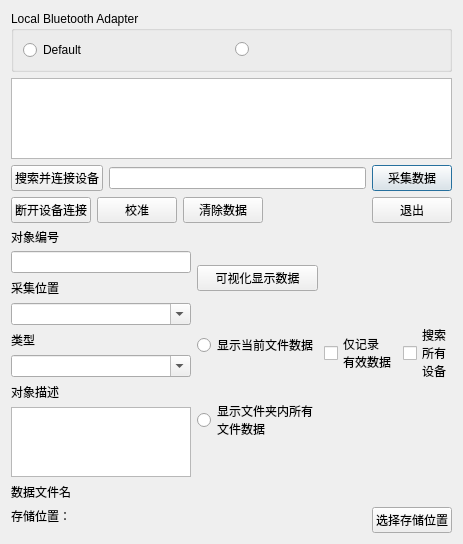
Old version of the form chat.ui in the repository curious-heart/pc_ble_chat.
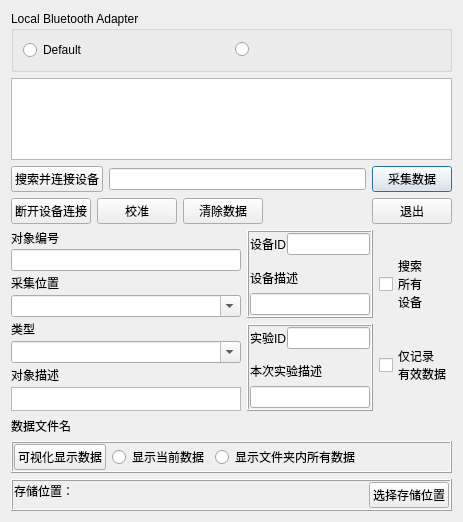
New version of the form.

```diff
--- a/chat.ui
+++ b/chat.ui
@@ -7,15 +7,15 @@
     <x>0</x>
     <y>0</y>
     <width>463</width>
-    <height>544</height>
+    <height>522</height>
    </rect>
   </property>
   <property name="windowTitle">
    <string>Bluetooth Chat</string>
   </property>
-  <layout class="QGridLayout" name="gridLayout">
-   <item row="0" column="0">
-    <layout class="QVBoxLayout" name="verticalLayout_4" stretch="15,3,1,1,1,1">
+  <layout class="QVBoxLayout" name="verticalLayout_6">
+   <item>
+    <layout class="QVBoxLayout" name="verticalLayout_4" stretch="0,0,0,0,0,0,0">
      <item>
       <layout class="QVBoxLayout" name="verticalLayout_2">
        <item>
@@ -50,6 +50,12 @@
        </item>
        <item>
         <widget class="QTextEdit" name="chat">
+         <property name="maximumSize">
+          <size>
+           <width>16777215</width>
+           <height>206</height>
+          </size>
+         </property>
          <property name="focusPolicy">
           <enum>Qt::NoFocus</enum>
          </property>
@@ -136,11 +142,20 @@
       </layout>
      </item>
      <item>
-      <layout class="QHBoxLayout" name="horizontalLayout_8">
+      <layout class="QHBoxLayout" name="horizontalLayout_8" stretch="0,0,0">
        <item>
-        <layout class="QVBoxLayout" name="verticalLayout_5">
+        <layout class="QVBoxLayout" name="verticalLayout_5" stretch="0,0,0,0,0,0,0,0">
+         <property name="spacing">
+          <number>3</number>
+         </property>
          <item>
           <widget class="QLabel" name="number_label">
+           <property name="sizePolicy">
+            <sizepolicy hsizetype="Preferred" vsizetype="Fixed">
+             <horstretch>0</horstretch>
+             <verstretch>0</verstretch>
+            </sizepolicy>
+           </property>
            <property name="minimumSize">
             <size>
              <width>0</width>
@@ -153,10 +168,23 @@
           </widget>
          </item>
          <item>
-          <widget class="QLineEdit" name="numberTextEdit"/>
+          <widget class="QLineEdit" name="numberTextEdit">
+           <property name="sizePolicy">
+            <sizepolicy hsizetype="Preferred" vsizetype="Fixed">
+             <horstretch>0</horstretch>
+             <verstretch>0</verstretch>
+            </sizepolicy>
+           </property>
+          </widget>
          </item>
          <item>
           <widget class="QLabel" name="posLabel">
+           <property name="sizePolicy">
+            <sizepolicy hsizetype="Preferred" vsizetype="Fixed">
+             <horstretch>0</horstretch>
+             <verstretch>0</verstretch>
+            </sizepolicy>
+           </property>
            <property name="text">
             <string>采集位置</string>
            </property>
@@ -171,6 +199,12 @@
          </item>
          <item>
           <widget class="QLabel" name="skinTypeLabel">
+           <property name="sizePolicy">
+            <sizepolicy hsizetype="Preferred" vsizetype="Fixed">
+             <horstretch>0</horstretch>
+             <verstretch>0</verstretch>
+            </sizepolicy>
+           </property>
            <property name="text">
             <string>类型</string>
            </property>
@@ -185,52 +219,143 @@
          </item>
          <item>
           <widget class="QLabel" name="objDescLabel">
+           <property name="sizePolicy">
+            <sizepolicy hsizetype="Preferred" vsizetype="Fixed">
+             <horstretch>0</horstretch>
+             <verstretch>0</verstretch>
+            </sizepolicy>
+           </property>
            <property name="text">
             <string>对象描述</string>
            </property>
           </widget>
          </item>
          <item>
-          <widget class="QTextEdit" name="objDescTextEdit"/>
+          <widget class="QTextEdit" name="objDescTextEdit">
+           <property name="sizePolicy">
+            <sizepolicy hsizetype="Preferred" vsizetype="Preferred">
+             <horstretch>0</horstretch>
+             <verstretch>0</verstretch>
+            </sizepolicy>
+           </property>
+           <property name="maximumSize">
+            <size>
+             <width>16777215</width>
+             <height>24</height>
+            </size>
+           </property>
+          </widget>
          </item>
         </layout>
        </item>
        <item>
-        <layout class="QVBoxLayout" name="verticalLayout_3">
+        <layout class="QVBoxLayout" name="verticalLayout_8" stretch="0,0">
          <item>
-          <widget class="QPushButton" name="fileVisualButton">
+          <widget class="QFrame" name="frame_3">
+           <property name="frameShape">
+            <enum>QFrame::Box</enum>
+           </property>
+           <property name="frameShadow">
+            <enum>QFrame::Raised</enum>
+           </property>
+           <layout class="QVBoxLayout" name="verticalLayout_9">
+            <property name="spacing">
+             <number>1</number>
+            </property>
+            <property name="leftMargin">
+             <number>1</number>
+            </property>
+            <property name="topMargin">
+             <number>1</number>
+            </property>
+            <property name="rightMargin">
+             <number>1</number>
+            </property>
+            <property name="bottomMargin">
+             <number>1</number>
+            </property>
+            <item>
+             <layout class="QFormLayout" name="formLayout">
+              <item row="0" column="1">
+               <widget class="QLineEdit" name="lineEdit_5"/>
+              </item>
+              <item row="0" column="0">
+               <widget class="QLabel" name="label">
            <property name="text">
-            <string>可视化显示数据</string>
+                 <string>设备ID</string>
            </property>
           </widget>
          </item>
+             </layout>
+            </item>
          <item>
-          <widget class="QRadioButton" name="currFileradioButton">
+             <widget class="QLabel" name="label_4">
            <property name="text">
-            <string>显示当前文件数据</string>
+               <string>设备描述</string>
            </property>
           </widget>
          </item>
          <item>
-          <widget class="QRadioButton" name="currFolderradioButton">
+             <widget class="QLineEdit" name="lineEdit_7"/>
+            </item>
+           </layout>
+          </widget>
+         </item>
+         <item>
+          <widget class="QFrame" name="frame_4">
+           <property name="frameShape">
+            <enum>QFrame::Box</enum>
+           </property>
+           <property name="frameShadow">
+            <enum>QFrame::Raised</enum>
+           </property>
+           <layout class="QVBoxLayout" name="verticalLayout_10">
+            <property name="spacing">
+             <number>1</number>
+            </property>
+            <property name="leftMargin">
+             <number>1</number>
+            </property>
+            <property name="topMargin">
+             <number>1</number>
+            </property>
+            <property name="rightMargin">
+             <number>1</number>
+            </property>
+            <property name="bottomMargin">
+             <number>1</number>
+            </property>
+            <item>
+             <layout class="QFormLayout" name="formLayout_2">
+              <item row="0" column="0">
+               <widget class="QLabel" name="label_2">
            <property name="text">
-            <string>显示文件夹内所有
-文件数据</string>
+                 <string>实验ID</string>
            </property>
           </widget>
          </item>
+              <item row="0" column="1">
+               <widget class="QLineEdit" name="lineEdit_6"/>
+              </item>
         </layout>
        </item>
        <item>
-        <layout class="QHBoxLayout" name="horizontalLayout_2">
-         <item>
-          <widget class="QCheckBox" name="onlyValidDatacheckBox">
+             <widget class="QLabel" name="label_3">
            <property name="text">
-            <string>仅记录
-有效数据</string>
+               <string>本次实验描述</string>
            </property>
           </widget>
          </item>
+            <item>
+             <widget class="QLineEdit" name="lineEdit_8"/>
+            </item>
+           </layout>
+          </widget>
+         </item>
+        </layout>
+       </item>
+       <item>
+        <layout class="QVBoxLayout" name="verticalLayout_7">
          <item>
           <widget class="QCheckBox" name="allDevcheckBox">
            <property name="text">
@@ -240,6 +365,14 @@
            </property>
           </widget>
          </item>
+         <item>
+          <widget class="QCheckBox" name="onlyValidDatacheckBox">
+           <property name="text">
+            <string>仅记录
+有效数据</string>
+           </property>
+          </widget>
+         </item>
         </layout>
        </item>
       </layout>
@@ -248,6 +381,12 @@
       <layout class="QHBoxLayout" name="horizontalLayout_7">
        <item>
         <widget class="QLabel" name="currFileNameLabel">
+         <property name="sizePolicy">
+          <sizepolicy hsizetype="Preferred" vsizetype="Fixed">
+           <horstretch>0</horstretch>
+           <verstretch>0</verstretch>
+          </sizepolicy>
+         </property>
          <property name="text">
           <string>数据文件名</string>
          </property>
@@ -256,7 +395,96 @@
       </layout>
      </item>
      <item>
-      <layout class="QHBoxLayout" name="horizontalLayout_6">
+      <widget class="QFrame" name="frame">
+       <property name="sizePolicy">
+        <sizepolicy hsizetype="Expanding" vsizetype="Maximum">
+         <horstretch>0</horstretch>
+         <verstretch>0</verstretch>
+        </sizepolicy>
+       </property>
+       <property name="minimumSize">
+        <size>
+         <width>10</width>
+         <height>0</height>
+        </size>
+       </property>
+       <property name="frameShape">
+        <enum>QFrame::Box</enum>
+       </property>
+       <property name="frameShadow">
+        <enum>QFrame::Raised</enum>
+       </property>
+       <layout class="QHBoxLayout" name="horizontalLayout_11">
+        <property name="leftMargin">
+         <number>1</number>
+        </property>
+        <property name="topMargin">
+         <number>1</number>
+        </property>
+        <property name="rightMargin">
+         <number>1</number>
+        </property>
+        <property name="bottomMargin">
+         <number>1</number>
+        </property>
+        <item>
+         <widget class="QPushButton" name="fileVisualButton">
+          <property name="text">
+           <string>可视化显示数据</string>
+          </property>
+         </widget>
+        </item>
+        <item>
+         <widget class="QRadioButton" name="currFolderradioButton">
+          <property name="text">
+           <string>显示当前数据</string>
+          </property>
+         </widget>
+        </item>
+        <item>
+         <widget class="QRadioButton" name="currFileradioButton">
+          <property name="text">
+           <string>显示文件夹内所有数据</string>
+          </property>
+         </widget>
+        </item>
+        <item>
+         <spacer name="horizontalSpacer_2">
+          <property name="orientation">
+           <enum>Qt::Horizontal</enum>
+          </property>
+          <property name="sizeHint" stdset="0">
+           <size>
+            <width>40</width>
+            <height>20</height>
+           </size>
+          </property>
+         </spacer>
+        </item>
+       </layout>
+      </widget>
+     </item>
+     <item>
+      <widget class="QFrame" name="frame_2">
+       <property name="frameShape">
+        <enum>QFrame::Box</enum>
+       </property>
+       <property name="frameShadow">
+        <enum>QFrame::Raised</enum>
+       </property>
+       <layout class="QHBoxLayout" name="horizontalLayout_10" stretch="0,0,0">
+        <property name="leftMargin">
+         <number>1</number>
+        </property>
+        <property name="topMargin">
+         <number>1</number>
+        </property>
+        <property name="rightMargin">
+         <number>1</number>
+        </property>
+        <property name="bottomMargin">
+         <number>1</number>
+        </property>
        <item>
         <widget class="QLabel" name="storePathLabel">
          <property name="text">
@@ -287,6 +515,8 @@
         </widget>
        </item>
        <item>
+         <layout class="QVBoxLayout" name="verticalLayout_3">
+          <item>
         <widget class="QPushButton" name="choosePathButton">
          <property name="sizePolicy">
           <sizepolicy hsizetype="Fixed" vsizetype="Fixed">
@@ -299,7 +529,23 @@
          </property>
         </widget>
        </item>
-      </layout>
+          <item>
+           <spacer name="verticalSpacer">
+            <property name="orientation">
+             <enum>Qt::Vertical</enum>
+            </property>
+            <property name="sizeHint" stdset="0">
+             <size>
+              <width>20</width>
+              <height>40</height>
+             </size>
+            </property>
+           </spacer>
+          </item>
+         </layout>
+        </item>
+       </layout>
+      </widget>
      </item>
     </layout>
    </item>
```
Left out of the diff: 12 changed lines with no effect on the pictures. Lines whose indentation alone changed are shown as unchanged.
